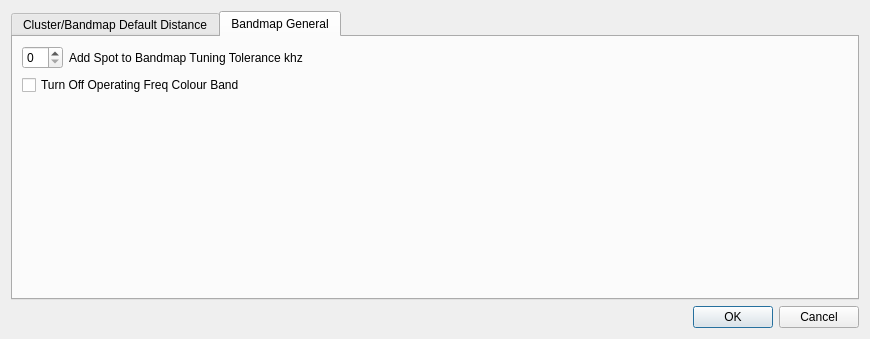
The window that mqt/MqtLogger/Clusterbandmapconfigure.ui (Rsclub22/Minos2-Mirror) describes before a commit, drawn with Qt 5.
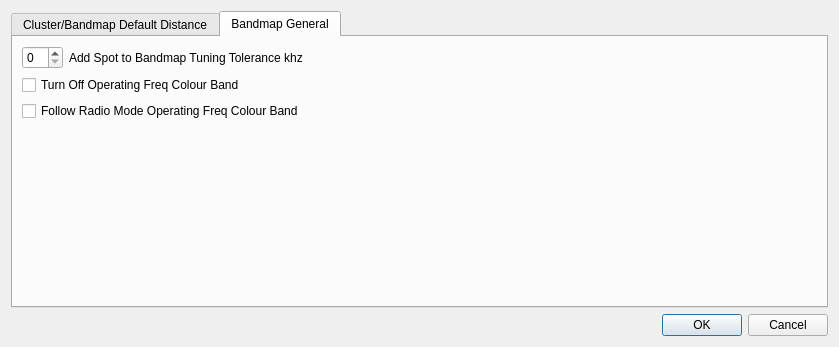
The same window after the commit.

Commit message: add send radio mode to bandmap and allow selection to follow contest mode or radio mode for bandmap freq coloured strip. add a restore freq when rigcontrol is restarted

```diff
--- a/mqt/MqtLogger/Clusterbandmapconfigure.ui
+++ b/mqt/MqtLogger/Clusterbandmapconfigure.ui
@@ -6,8 +6,8 @@
    <rect>
     <x>0</x>
     <y>0</y>
-    <width>870</width>
-    <height>339</height>
+    <width>839</width>
+    <height>347</height>
    </rect>
   </property>
   <property name="windowTitle">
@@ -376,6 +376,13 @@
            </property>
           </widget>
          </item>
+         <item>
+          <widget class="QCheckBox" name="modeOperatingFreqChkBox">
+           <property name="text">
+            <string>Follow Radio Mode Operating Freq Colour Band</string>
+           </property>
+          </widget>
+         </item>
          <item>
           <spacer name="verticalSpacer">
            <property name="orientation">
```
The commit also changes 13 other files.
